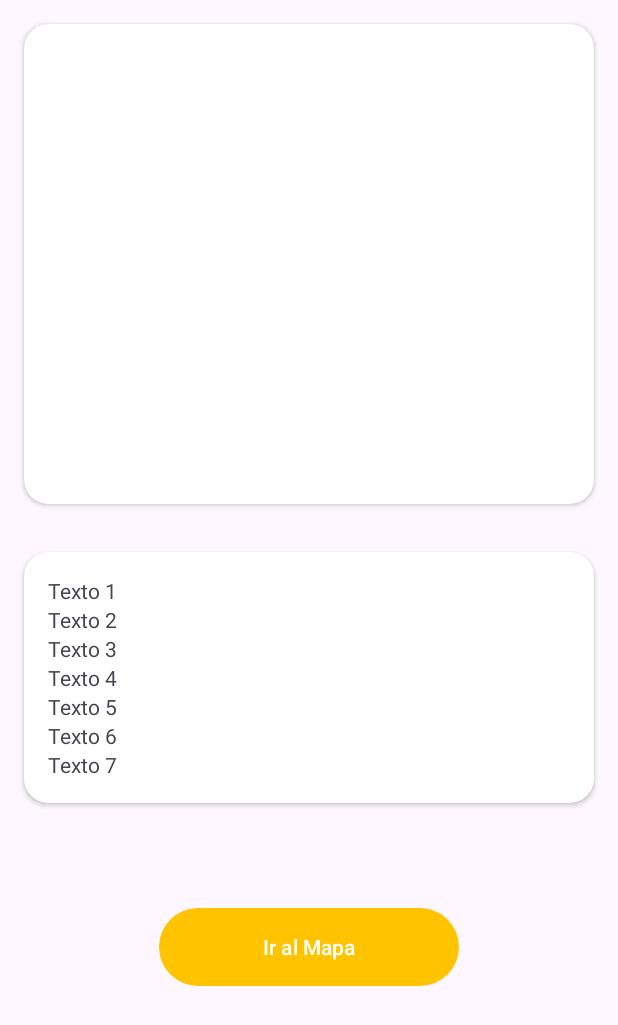
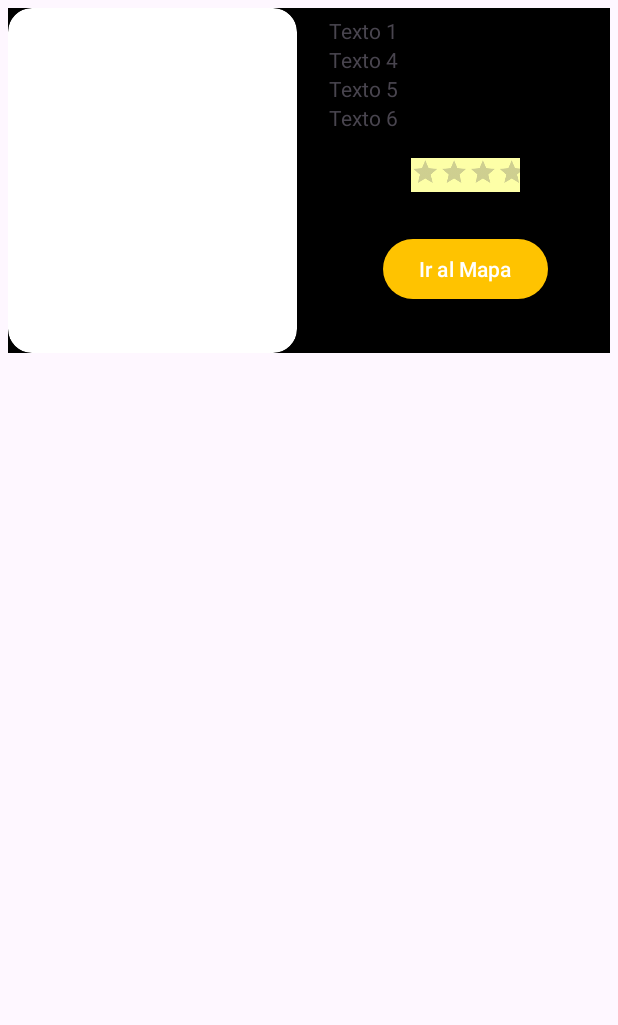
Before and after one commit to alvarolpz43/RPMMovil, an Android app: the layout item_rutas.xml on its own in the app's theme, with its tools: preview values and no code run, on a phone screen of 412 x 824 dp. Shown: the top 1025 px of the screen. Run offline under Robolectric (Android 15) with nearby library versions, the phone set to English and light mode, and no system bars; network calls fail.

Commit message:
puse estrellitas

```diff
--- a/app/src/main/java/com/rpm/rpmmovil/ExplorarRutas/model/rutaViewHolder.kt
+++ b/app/src/main/java/com/rpm/rpmmovil/ExplorarRutas/model/rutaViewHolder.kt
@@ -10,13 +10,11 @@ class rutaViewHolder(view: View) : RecyclerView.ViewHolder(view) {
 
 
     fun bind(datarutas: DataRutasItemRespose,onItemSelected:(String)->Unit) {
-        binding.nomruta.text = datarutas.nomruta
-        binding.puntoinicioruta.text = datarutas.puntoiniruta
-        binding.puntofinalruta.text = datarutas.puntofinalruta
-        binding.kmtotalesruta.text = datarutas.kmstotruta?.toString() ?: "N/A"
-        binding.presupuestogas.text = datarutas.pptogas?.toString() ?: "N/A"
-        binding.descripruta.text = datarutas.descripruta
-        binding.calificacionruta.text = datarutas.califruta?.toString() ?: "N/A"
+        binding.nomruta.text = "Nombre: ${datarutas.nomruta}"
+        binding.kmtotalesruta.text = "Kilometros: ${datarutas.kmstotruta?.toString()}" ?: "N/A"
+        binding.presupuestogas.text = "Presupuesto: ${datarutas.pptogas?.toString()}" ?: "N/A"
+        binding.descripruta.text = "Descripcion: ${datarutas.descripruta}"
+        binding.calificacionruta.rating =  datarutas.califruta?.toFloat() ?: 0.0f
         Picasso.get().load(datarutas.images).into(binding.ivRutas)
 
 
--- a/app/src/main/java/com/rpm/rpmmovil/Routes/ApiService.kt
+++ b/app/src/main/java/com/rpm/rpmmovil/Routes/ApiService.kt
@@ -16,5 +16,5 @@ interface ApiService {
     ): Response<RouteResponse>
 
     @GET("rutas/{id}")
-    suspend fun getCordinateRoutes(@Path("id") rutaid:String):Response<DataRutasItemRespose>
+    suspend fun getCordinateRoutes(@Path("id") rutaid:String):Response<DataRutasRespose>
 }
--- a/app/src/main/java/com/rpm/rpmmovil/Routes/MapActivity.kt
+++ b/app/src/main/java/com/rpm/rpmmovil/Routes/MapActivity.kt
@@ -38,6 +38,7 @@ import kotlinx.coroutines.launch
 import retrofit2.Retrofit
 import retrofit2.converter.gson.GsonConverterFactory
 import java.io.IOException
+import kotlin.math.log
 
 @Suppress("DEPRECATION")
 class MapActivity : AppCompatActivity(), OnMapReadyCallback {
@@ -95,6 +96,7 @@ class MapActivity : AppCompatActivity(), OnMapReadyCallback {
         binding = ActivityMapBinding.inflate(layoutInflater)
         setContentView(binding.root)
         val id: String = intent.getStringExtra(EXTRA_ID).orEmpty()
+        println(id)
         getCordinatesRoute(id)
 
 
@@ -218,13 +220,11 @@ class MapActivity : AppCompatActivity(), OnMapReadyCallback {
 
     }
 
-    private fun createUIRoute(rutas: DataRutasItemRespose) {
+    private fun createUIRoute(ruta: DataRutasRespose) {
 
 
-       startLatLng = rutas.puntoiniruta
-        endLatLng = rutas.puntofinalruta
-
-        createRoute("2.483800320923335, -76.5621739444354",endLatLng)
+       println(ruta)
+//        createRoute("2.483800320923335, -76.5621739444354",endLatLng)
 
     }
 
--- a/app/src/main/res/layout/item_rutas.xml
+++ b/app/src/main/res/layout/item_rutas.xml
@@ -1,15 +1,28 @@
 <?xml version="1.0" encoding="utf-8"?>
-<LinearLayout
+<androidx.constraintlayout.widget.ConstraintLayout
     xmlns:android="http://schemas.android.com/apk/res/android"
     xmlns:app="http://schemas.android.com/apk/res-auto"
     android:layout_width="match_parent"
-    android:layout_height="match_parent"
-    android:orientation="vertical">
+    android:layout_height="wrap_content"
+    >
 
+    <LinearLayout
+        android:id="@+id/linearLayout2"
+        android:layout_width="match_parent"
+        android:layout_height="wrap_content"
+        android:orientation="horizontal"
+        app:layout_constraintTop_toTopOf="parent"
+        app:layout_constraintBottom_toBottomOf="parent"
+        app:layout_constraintStart_toStartOf="parent"
+        android:layout_margin="5dp"
+        android:background="@color/black"
+        app:layout_constraintEnd_toEndOf="parent">
+
+        <!-- CardView 1 -->
         <androidx.cardview.widget.CardView
-        android:layout_width="match_parent"
-        android:layout_height="320dp"
-        android:layout_margin="16dp"
+            android:layout_width="0dp"
+            android:layout_height="230dp"
+            android:layout_weight="1"
             app:cardCornerRadius="16dp">
 
             <ImageView
@@ -20,35 +33,29 @@
 
         </androidx.cardview.widget.CardView>
 
+        <!-- CardView 2 -->
         <androidx.cardview.widget.CardView
-        android:layout_width="match_parent"
-        android:layout_height="wrap_content"
-        android:layout_margin="16dp"
-        app:cardCornerRadius="16dp">
+            android:layout_width="0dp"
+            android:layout_height="230dp"
+            android:layout_weight="1"
+            android:layout_marginStart="16dp"
+            app:layout_constraintStart_toEndOf="@+id/ivRutas"
+            app:layout_constraintEnd_toEndOf="parent"
+            android:backgroundTint="@color/black"
+            app:cardCornerRadius="0dp">
 
             <LinearLayout
                 android:layout_width="match_parent"
                 android:layout_height="wrap_content"
                 android:orientation="vertical"
-            android:padding="16dp">
+                android:background="@color/black"
+                android:padding="5dp">
 
                 <TextView
                     android:id="@+id/nomruta"
                     android:layout_width="match_parent"
                     android:layout_height="wrap_content"
                     android:text="Texto 1" />
-
-            <TextView
-                android:id="@+id/puntoinicioruta"
-                android:layout_width="match_parent"
-                android:layout_height="wrap_content"
-                android:text="Texto 2" />
-
-            <TextView
-                android:id="@+id/puntofinalruta"
-                android:layout_width="match_parent"
-                android:layout_height="wrap_content"
-                android:text="Texto 3" />
 
                 <TextView
                     android:id="@+id/kmtotalesruta"
@@ -68,22 +75,29 @@
                     android:layout_height="wrap_content"
                     android:text="Texto 6" />
 
-            <TextView
+                <RatingBar
                     android:id="@+id/calificacionruta"
-                android:layout_width="match_parent"
+                    android:layout_width="wrap_content"
                     android:layout_height="wrap_content"
-                android:text="Texto 7" />
-        </LinearLayout>
+                    android:scaleX="0.4"
+                    android:scaleY="0.4"
+                    android:background="@color/yellow"
+                    android:layout_marginLeft="0dp"
+                    android:layout_marginRight="0dp"
+                    android:numStars="5"
+                    android:stepSize="0.1"/>
 
-    </androidx.cardview.widget.CardView>
 
 
                 <Button
                     android:id="@+id/irmapa"
-        android:layout_width="200dp"
-        android:layout_height="60dp"
-        android:layout_marginTop="50dp"
-        android:text="Ir al Mapa"
-        android:layout_gravity="center_horizontal" />
+                    android:layout_width="wrap_content"
+                    android:layout_height="wrap_content"
+                    android:layout_gravity="center_horizontal"
+                    android:layout_marginTop="10dp"
+                    android:text="Ir al Mapa" />
+            </LinearLayout>
 
+        </androidx.cardview.widget.CardView>
     </LinearLayout>
+</androidx.constraintlayout.widget.ConstraintLayout>
```
Lines whose indentation alone changed are shown as unchanged.
